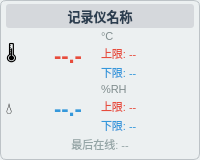
Old version of the form ui/sensorwidget.ui in the repository 1034569185/1034569185.
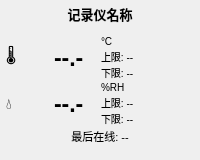
New version of the form.

Commit message:
Integrate QSS-Skin-Builder blue theme and refine main/sensor layout fidelity
Agent-Logs-Url: https://github.com/1034569185/1034569185/sessions/25855561-4c25-4243-ade2-edfe54ba42ff

```diff
--- a/ui/sensorwidget.ui
+++ b/ui/sensorwidget.ui
@@ -18,12 +18,12 @@
   </property>
   <property name="maximumSize">
    <size>
-    <width>220</width>
-    <height>180</height>
+    <width>250</width>
+    <height>185</height>
    </size>
   </property>
   <property name="styleSheet">
-   <string>QWidget#SensorWidget { background-color: #ecf0f1; border: 1px solid #bdc3c7; border-radius: 6px; }</string>
+   <string/>
   </property>
   <layout class="QVBoxLayout" name="verticalLayout">
    <property name="leftMargin">
@@ -43,7 +43,7 @@
    </property>
    <item>
     <!-- 记录仪名称 -->
-    <widget class="QLabel" name="lblSensorName">
+     <widget class="QLabel" name="lblSensorName">
      <property name="text">
       <string>记录仪名称</string>
      </property>
@@ -51,7 +51,7 @@
       <set>Qt::AlignHCenter</set>
      </property>
      <property name="styleSheet">
-      <string>QLabel { font-size: 13px; font-weight: bold; color: #2c3e50; background-color: #d5d8dc; padding: 2px; border-radius: 3px; }</string>
+      <string>QLabel { font-size: 13px; font-weight: bold; }</string>
      </property>
     </widget>
    </item>
@@ -68,7 +68,7 @@
             <string>🌡</string>
            </property>
            <property name="styleSheet">
-            <string>QLabel { font-size: 16px; }</string>
+            <string>QLabel { font-size: 15px; }</string>
            </property>
           </widget>
          </item>
@@ -78,7 +78,7 @@
             <string>--.-</string>
            </property>
            <property name="styleSheet">
-            <string>QLabel { font-size: 22px; font-weight: bold; color: #e74c3c; }</string>
+            <string>QLabel { font-size: 23px; font-weight: bold; }</string>
            </property>
           </widget>
          </item>
@@ -92,7 +92,7 @@
             <string>💧</string>
            </property>
            <property name="styleSheet">
-            <string>QLabel { font-size: 16px; }</string>
+            <string>QLabel { font-size: 15px; }</string>
            </property>
           </widget>
          </item>
@@ -102,7 +102,7 @@
             <string>--.-</string>
            </property>
            <property name="styleSheet">
-            <string>QLabel { font-size: 22px; font-weight: bold; color: #3498db; }</string>
+            <string>QLabel { font-size: 23px; font-weight: bold; }</string>
            </property>
           </widget>
          </item>
@@ -113,13 +113,16 @@
      <item>
       <!-- 报警限值区域（右侧） -->
       <layout class="QVBoxLayout" name="alarmLayout">
+       <property name="spacing">
+        <number>1</number>
+       </property>
        <item>
         <widget class="QLabel" name="lblTempUnit">
          <property name="text">
           <string>°C</string>
          </property>
          <property name="styleSheet">
-          <string>QLabel { font-size: 11px; color: #7f8c8d; }</string>
+          <string>QLabel { font-size: 10px; }</string>
          </property>
         </widget>
        </item>
@@ -129,7 +132,7 @@
           <string>上限: --</string>
          </property>
          <property name="styleSheet">
-          <string>QLabel { font-size: 11px; color: #e74c3c; }</string>
+          <string>QLabel { font-size: 10px; }</string>
          </property>
         </widget>
        </item>
@@ -139,7 +142,7 @@
           <string>下限: --</string>
          </property>
          <property name="styleSheet">
-          <string>QLabel { font-size: 11px; color: #3498db; }</string>
+          <string>QLabel { font-size: 10px; }</string>
          </property>
         </widget>
        </item>
@@ -149,7 +152,7 @@
           <string>%RH</string>
          </property>
          <property name="styleSheet">
-          <string>QLabel { font-size: 11px; color: #7f8c8d; }</string>
+          <string>QLabel { font-size: 10px; }</string>
          </property>
         </widget>
        </item>
@@ -159,7 +162,7 @@
           <string>上限: --</string>
          </property>
          <property name="styleSheet">
-          <string>QLabel { font-size: 11px; color: #e74c3c; }</string>
+          <string>QLabel { font-size: 10px; }</string>
          </property>
         </widget>
        </item>
@@ -169,7 +172,7 @@
           <string>下限: --</string>
          </property>
          <property name="styleSheet">
-          <string>QLabel { font-size: 11px; color: #3498db; }</string>
+          <string>QLabel { font-size: 10px; }</string>
          </property>
         </widget>
        </item>
@@ -187,7 +190,7 @@
       <set>Qt::AlignHCenter</set>
      </property>
      <property name="styleSheet">
-      <string>QLabel { font-size: 11px; color: #95a5a6; }</string>
+      <string>QLabel { font-size: 11px; }</string>
      </property>
     </widget>
    </item>
```
The commit also changes 25 other files.
